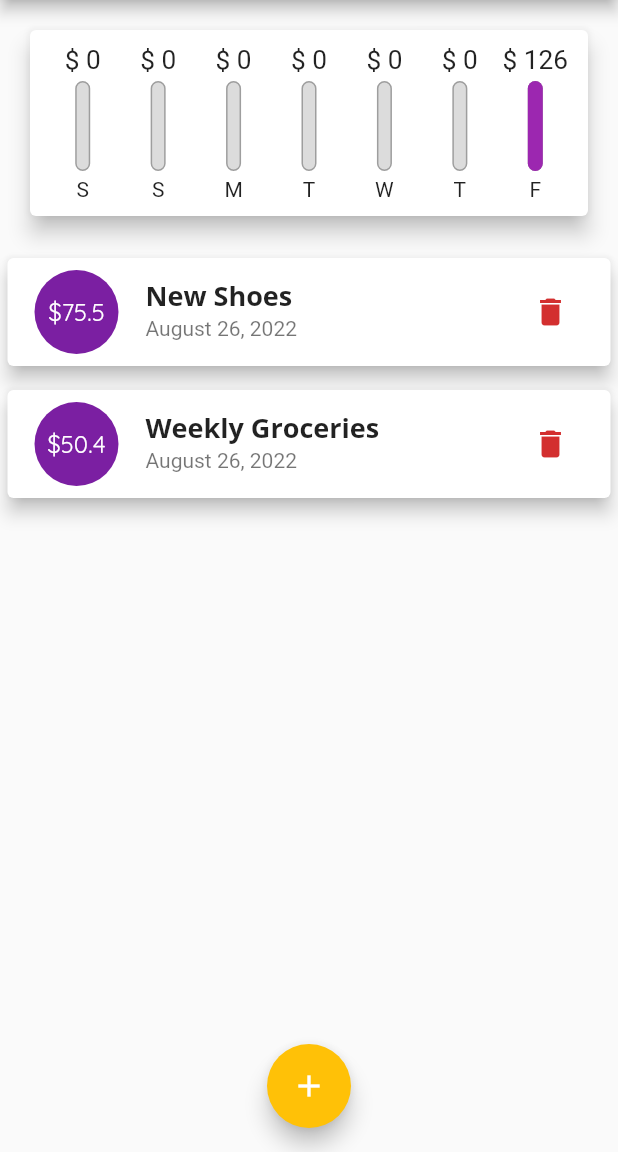
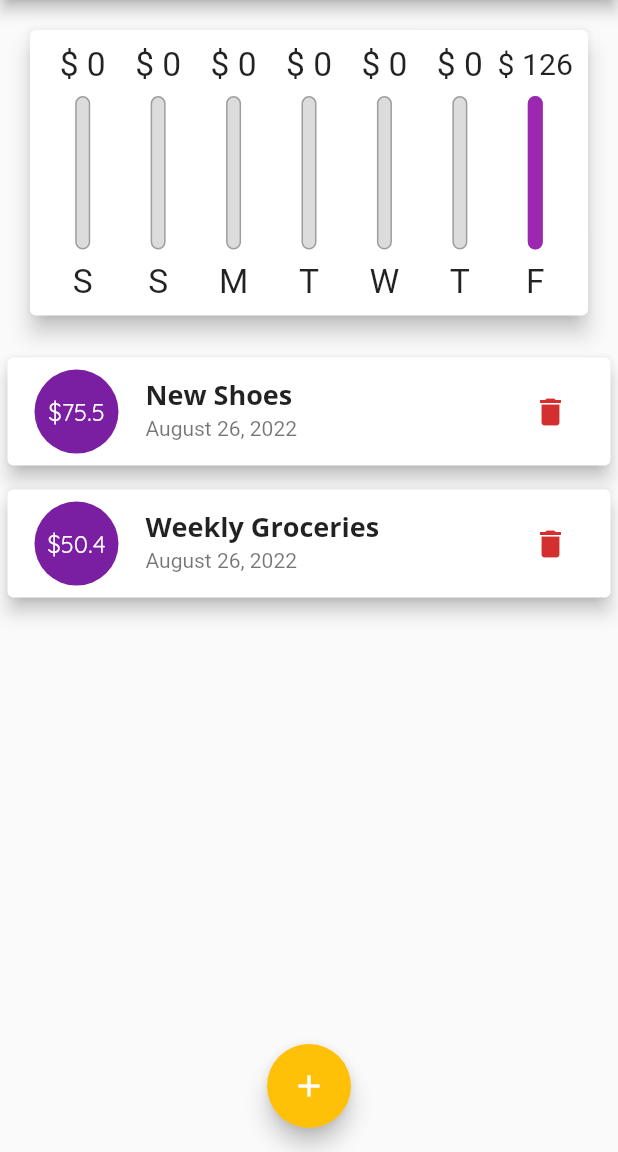
Before and after one commit to taufanbasri/flutter_expense_app, a Flutter app: the screen it shows after launch, on a phone screen of 412 x 824 dp, the part 84-1236 px from its top. Run offline on Flutter 3.47's test engine with Material 2 defaults, Android fonts, the phone set to English and light mode, and no system bars.

Commit message:
Responsive Height

```diff
--- a/lib/main.dart
+++ b/lib/main.dart
@@ -107,8 +107,7 @@ class _MyHomePageState extends State<MyHomePage> {
 
   @override
   Widget build(BuildContext context) {
-    return Scaffold(
-      appBar: AppBar(
+    final appBar = AppBar(
       title: const Text("Expense App"),
       actions: [
         IconButton(
@@ -116,13 +115,27 @@ class _MyHomePageState extends State<MyHomePage> {
           icon: const Icon(Icons.add),
         ),
       ],
-      ),
+    );
+    return Scaffold(
+      appBar: appBar,
       body: SingleChildScrollView(
         child: Column(
           crossAxisAlignment: CrossAxisAlignment.stretch,
           children: [
-            Chart(_recenTransactions),
-            TransactionList(_userTransactions, _deleteTransaction),
+            Container(
+              height: (MediaQuery.of(context).size.height -
+                      appBar.preferredSize.height -
+                      MediaQuery.of(context).padding.top) *
+                  0.3,
+              child: Chart(_recenTransactions),
+            ),
+            Container(
+              height: (MediaQuery.of(context).size.height -
+                      appBar.preferredSize.height -
+                      MediaQuery.of(context).padding.top) *
+                  0.7,
+              child: TransactionList(_userTransactions, _deleteTransaction),
+            ),
           ],
         ),
       ),
--- a/lib/widgets/chart_bar.dart
+++ b/lib/widgets/chart_bar.dart
@@ -11,19 +11,20 @@ class ChartBar extends StatelessWidget {
 
   @override
   Widget build(BuildContext context) {
+    return LayoutBuilder(builder: (ctx, constraints) {
       return Column(
         children: [
           Container(
-          height: 20,
+            height: constraints.maxHeight * 0.15,
             child: FittedBox(
               child: Text("\$ ${spendingAmount.toStringAsFixed(0)}"),
             ),
           ),
-        const SizedBox(
-          height: 4,
+          SizedBox(
+            height: constraints.maxHeight * 0.05,
           ),
           Container(
-          height: 60,
+            height: constraints.maxHeight * 0.6,
             width: 10,
             child: Stack(
               children: [
@@ -49,11 +50,17 @@ class ChartBar extends StatelessWidget {
               ],
             ),
           ),
-        const SizedBox(
-          height: 4,
+          SizedBox(
+            height: constraints.maxHeight * 0.05,
           ),
-        Text(label)
+          Container(
+            height: constraints.maxHeight * 0.15,
+            child: FittedBox(
+              child: Text(label),
+            ),
+          )
         ],
       );
+    });
   }
 }
--- a/lib/widgets/transaction_list.dart
+++ b/lib/widgets/transaction_list.dart
@@ -11,9 +11,7 @@ class TransactionList extends StatelessWidget {
 
   @override
   Widget build(BuildContext context) {
-    return Container(
-      height: 500,
-      child: transactions.isEmpty
+    return transactions.isEmpty
         ? Column(
             children: [
               Text(
@@ -56,8 +54,7 @@ class TransactionList extends StatelessWidget {
                     DateFormat.yMMMMd().format(transactions[index].date),
                   ),
                   trailing: IconButton(
-                      onPressed: () =>
-                          deleteTransaction(transactions[index].id),
+                    onPressed: () => deleteTransaction(transactions[index].id),
                     icon: const Icon(Icons.delete),
                     color: Theme.of(context).errorColor,
                   ),
@@ -65,7 +62,6 @@ class TransactionList extends StatelessWidget {
               );
             },
             itemCount: transactions.length,
-            ),
           );
   }
 }
```
Lines whose indentation alone changed are shown as unchanged.
